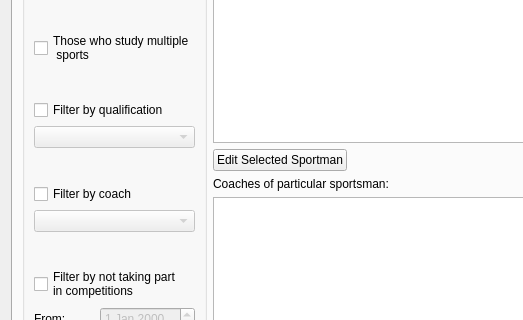
First picture: the form in maintabwindow.ui, repository application-developer-DA/db-course, before the edit; both pictures show x 0 to 523 and y 148 to 468 of the 800 by 600 pixel window.
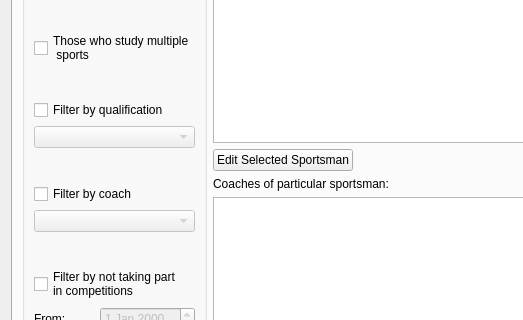
Second picture: the form after the edit. The open tabs and pages were chosen to show the change.

Commit message: Minor fixes in filtering logic + fixes in queries

What changed in the file:
```diff
--- a/maintabwindow.ui
+++ b/maintabwindow.ui
@@ -309,7 +309,7 @@
            <item>
             <widget class="QPushButton" name="editSportsmanBtn">
              <property name="text">
-              <string>Edit Selected Sportman</string>
+              <string>Edit Selected Sportsman</string>
              </property>
             </widget>
            </item>
```
The commit also changes 2 other files.
